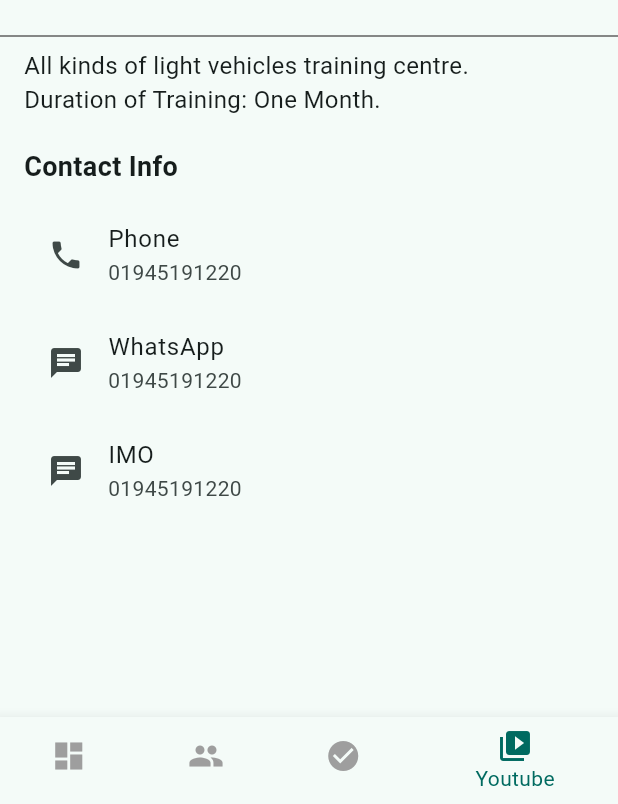
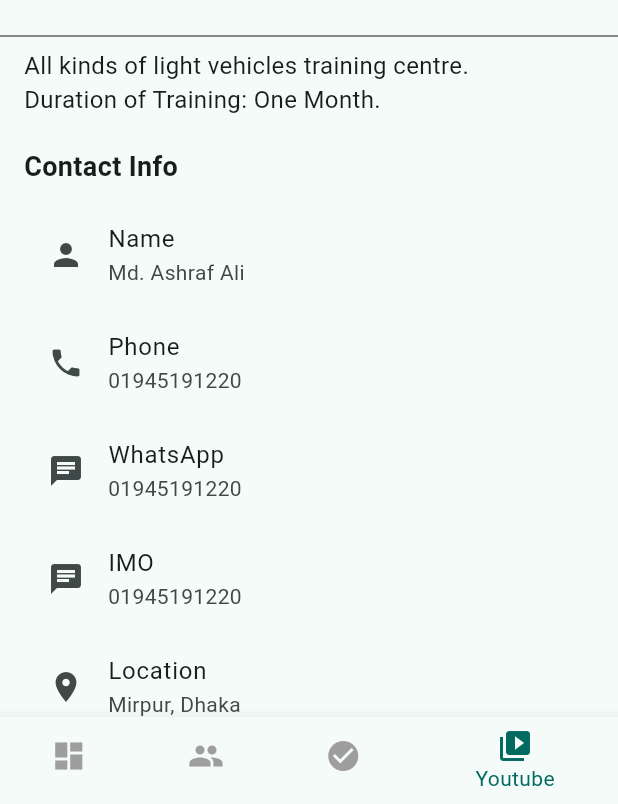
Before and after one commit to zas-nishat/suprobhat_driving, a Flutter app: the screen it shows after launch, item 4 of the bottom bar chosen, on a phone screen of 412 x 824 dp, the part 432-1236 px from its top. Run offline on Flutter 3.47's test engine with Material 3 defaults, Android fonts, the phone set to English and light mode, and no system bars; our stand-ins replace image_picker, shared_preferences, table_calendar, youtube_player_flutter.

Commit message:
map and name added

```diff
--- a/lib/features/training_videos/screens/video_grid_screen.dart
+++ b/lib/features/training_videos/screens/video_grid_screen.dart
@@ -37,6 +37,20 @@ class _ChannelPageState extends State<ChannelPage> {
     final uri = Uri.parse(url);
     if (await canLaunchUrl(uri)) {
       await launchUrl(uri, mode: LaunchMode.externalApplication);
+    }
+  }
+
+  void _openMap() async {
+    final googleMapsUrl =
+        'https://www.google.com/maps/place/beFair+Group+(%E0%A6%AC%E0%A6%BF%E0%A6%AB%E0%A7%87%E0%A7%9F%E0%A6%BE%E0%A6%B0+%E0%A6%97%E0%A7%8D%E0%A6%B0%E0%A7%81%E0%A6%AA)/@23.8289741,90.3761674,19.1z/data=!4m6!3m5!1s0x3755c79361ae864b:0xa81bf347c1d8f7ac!8m2!3d23.8283619!4d90.3765903!16s%2Fg%2F11p0z97wcx?authuser=0&entry=ttu&g_ep=EgoyMDI1MDYyNi4wIKXMDSoASAFQAw%3D%3D';
+    final uri = Uri.parse(googleMapsUrl);
+
+    if (await canLaunchUrl(uri)) {
+      await launchUrl(uri, mode: LaunchMode.externalApplication);
+    } else {
+      ScaffoldMessenger.of(
+        context,
+      ).showSnackBar(SnackBar(content: Text('Could not open the map')));
     }
   }
 
@@ -135,6 +149,11 @@ class _ChannelPageState extends State<ChannelPage> {
                 ),
 
                 SizedBox(height: 10),
+                ListTile(
+                  leading: Icon(Icons.person),
+                  title: Text("Name"),
+                  subtitle: Text(userName),
+                ),
 
                 ListTile(
                   leading: Icon(Icons.phone),
@@ -155,6 +174,12 @@ class _ChannelPageState extends State<ChannelPage> {
                   title: Text("IMO"),
                   subtitle: Text(imoNumber),
                 ),
+                ListTile(
+                  leading: Icon(Icons.location_on),
+                  title: Text("Location"),
+                  subtitle: Text("Mirpur, Dhaka"),
+                  onTap: () => _openMap(),
+                ),
               ],
             ),
           ),
```
